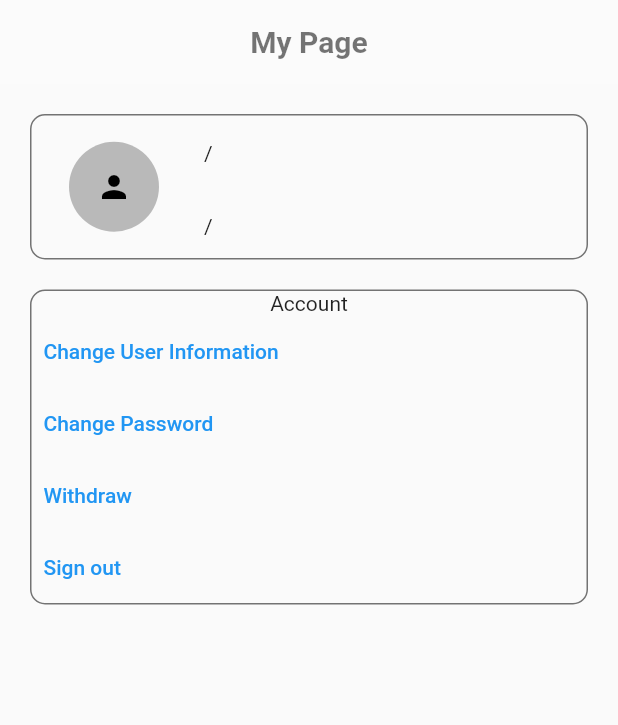
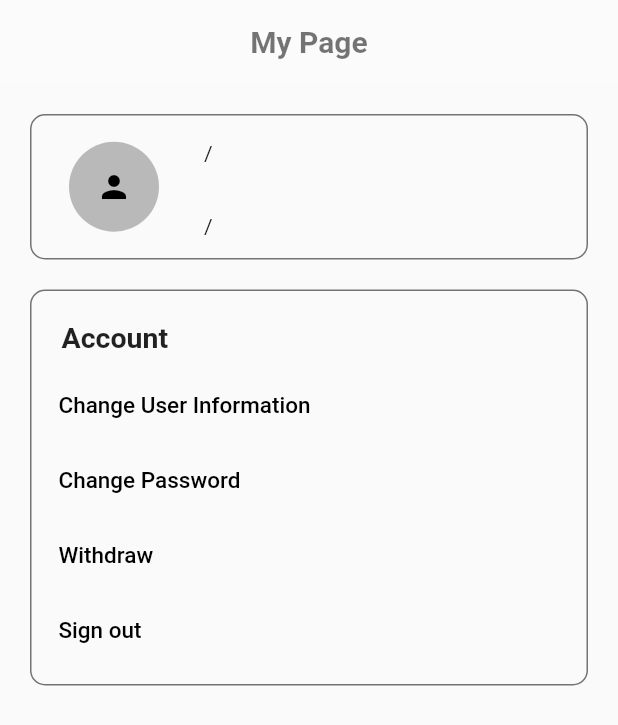
Before and after one commit to LUCAssYA/NLUT_FT, a Flutter app: the MyPage screen opened directly, on a phone screen of 412 x 824 dp. Shown: the top 725 px of the screen. Run offline on Flutter 3.47's test engine with Material 2 defaults, Android fonts, the phone set to English and light mode, and no system bars; our stand-ins replace flutter_rating_bar, fluttertoast, syncfusion_flutter_calendar, syncfusion_flutter_datepicker; missing offline and left inert: dart:html, dart:js; network calls fail.

Commit message:
style: mypage style

```diff
--- a/lib/screen/my_page.dart
+++ b/lib/screen/my_page.dart
@@ -106,15 +106,25 @@ class AccountSetting extends StatelessWidget {
   Widget build(BuildContext context) {
     return Container(
       margin: style.containerMargin,
+      padding: style.itemPadding,
       decoration: style.containerDecoration(),
       child: Column(
+        crossAxisAlignment: CrossAxisAlignment.start,
         children: [
-          Text("Account"),
+          Container(
+              margin: style.itemPadding,
+              child: Text(
+                "Account",
+                style: style.labelTextStyle,
+              )),
           Row(children: [
             Expanded(
                 child: TextButton(
               onPressed: () {},
-              child: Text("Change User Information"),
+              child: Text(
+                "Change User Information",
+                style: style.textButtonTextStyle,
+              ),
               style: style.textButtonStyle,
             )),
           ]),
@@ -122,7 +132,10 @@ class AccountSetting extends StatelessWidget {
             Expanded(
                 child: TextButton(
               onPressed: () {},
-              child: Text("Change Password"),
+              child: Text(
+                "Change Password",
+                style: style.textButtonTextStyle,
+              ),
               style: style.textButtonStyle,
             )),
           ]),
@@ -130,18 +143,34 @@ class AccountSetting extends StatelessWidget {
             Expanded(
                 child: TextButton(
                     onPressed: () {},
-                    child: Text("Withdraw"),
+                    child: Text(
+                      "Withdraw",
+                      style: style.textButtonTextStyle,
+                    ),
                     style: style.textButtonStyle)),
           ]),
           Row(children: [
             Expanded(
                 child: TextButton(
-                    onPressed: () {},
-                    child: Text("Sign out"),
-                    style: style.textButtonStyle))
+              onPressed: () {},
+              child: Text(
+                "Sign out",
+                style: style.textButtonTextStyle,
+              ),
+              style: style.textButtonStyle,
+            ))
           ])
         ],
       ),
     );
   }
 }
+
+class UserInfoChange extends StatelessWidget {
+  const UserInfoChange({Key? key}) : super(key: key);
+
+  @override
+  Widget build(BuildContext context) {
+    return Container();
+  }
+}
--- a/lib/style/my_page_style.dart
+++ b/lib/style/my_page_style.dart
@@ -24,4 +24,8 @@ var containerMargin = EdgeInsets.symmetric(vertical: 10);
 
 var containerWidth = (context) => MediaQuery.of(context).size.width;
 
-var textButtonStyle = TextButton.styleFrom(alignment: Alignment.centerLeft);
+var textButtonStyle = TextButton.styleFrom(alignment: Alignment.centerLeft, minimumSize: Size(100, 50));
+
+var labelTextStyle = TextStyle(fontSize: 19, color: Colors.black87, fontWeight: FontWeight.bold);
+
+var textButtonTextStyle = TextStyle(fontSize: 15, color: Colors.black, height: 1);
```
